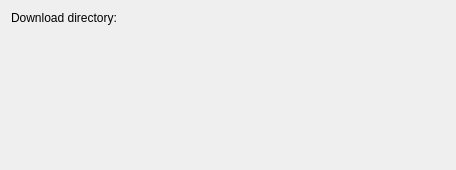
This is Code/Gui/MITK/Plugins/uk.ac.ucl.cmic.xnat/src/internal/XnatPluginPreferencePage.ui in NifTK/NifTK as Qt 5 draws it before an edit. The edited form follows.
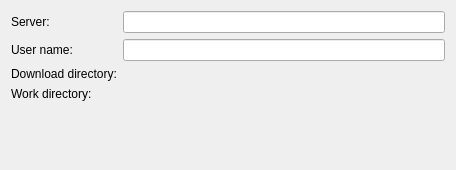
This is the edited form. Custom widgets are drawn as their Qt base class.

Commit message: #1110: Fix about the preferences, refactorings, clean-ups

The edit to the form file:
```diff
--- a/Code/Gui/MITK/Plugins/uk.ac.ucl.cmic.xnat/src/internal/XnatPluginPreferencePage.ui
+++ b/Code/Gui/MITK/Plugins/uk.ac.ucl.cmic.xnat/src/internal/XnatPluginPreferencePage.ui
@@ -18,13 +18,46 @@
   </property>
   <layout class="QGridLayout" name="gridLayout_2" columnstretch="0,1">
    <item row="0" column="0">
+    <widget class="QLabel" name="lblServer">
+     <property name="text">
+      <string>Server:</string>
+     </property>
+    </widget>
+   </item>
+   <item row="0" column="1">
+    <widget class="QLineEdit" name="ldtServer"/>
+   </item>
+   <item row="1" column="0">
+    <widget class="QLabel" name="lblUser">
+     <property name="text">
+      <string>User name:</string>
+     </property>
+    </widget>
+   </item>
+   <item row="1" column="1">
+    <widget class="QLineEdit" name="ldtUser"/>
+   </item>
+   <item row="2" column="0">
     <widget class="QLabel" name="lblDownloadDirectory">
      <property name="text">
       <string>Download directory:</string>
      </property>
     </widget>
    </item>
-   <item row="1" column="0">
+   <item row="2" column="1">
+    <widget class="ctkDirectoryButton" name="dirBtnDownloadDirectory" native="true"/>
+   </item>
+   <item row="3" column="0">
+    <widget class="QLabel" name="lblWorkDirectory">
+     <property name="text">
+      <string>Work directory:</string>
+     </property>
+    </widget>
+   </item>
+   <item row="3" column="1">
+    <widget class="ctkDirectoryButton" name="dirBtnWorkDirectory" native="true"/>
+   </item>
+   <item row="4" column="0">
     <spacer name="verticalSpacer">
      <property name="orientation">
       <enum>Qt::Vertical</enum>
@@ -37,9 +70,6 @@
      </property>
     </spacer>
    </item>
-   <item row="0" column="1">
-    <widget class="ctkDirectoryButton" name="dirBtnDownloadDirectory" native="true"/>
-   </item>
   </layout>
  </widget>
  <customwidgets>
```
Left out of the diff: 6 changed lines with no effect on the pictures. The commit also changes 20 other files.
